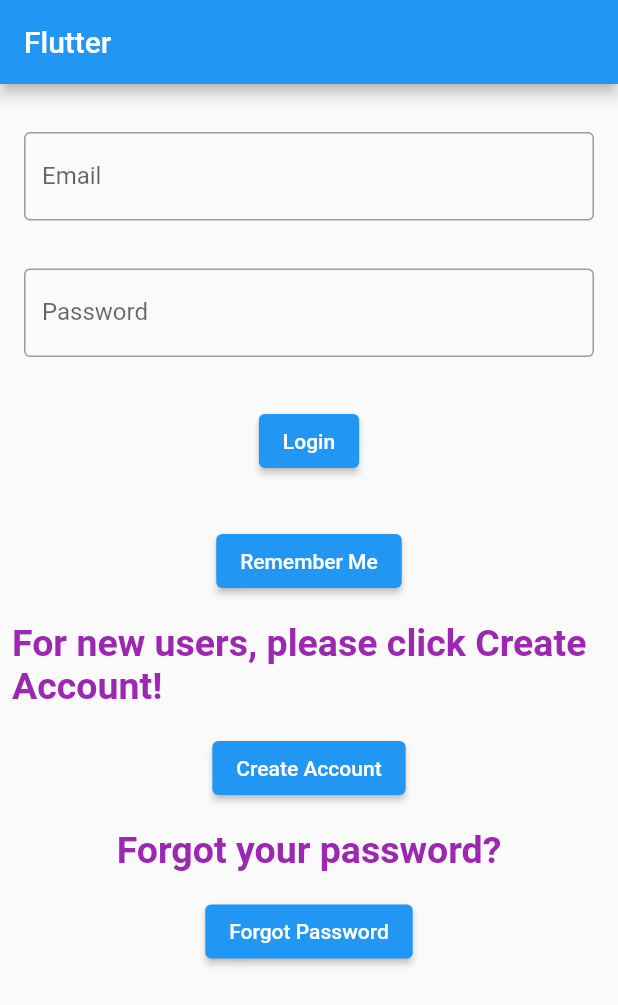
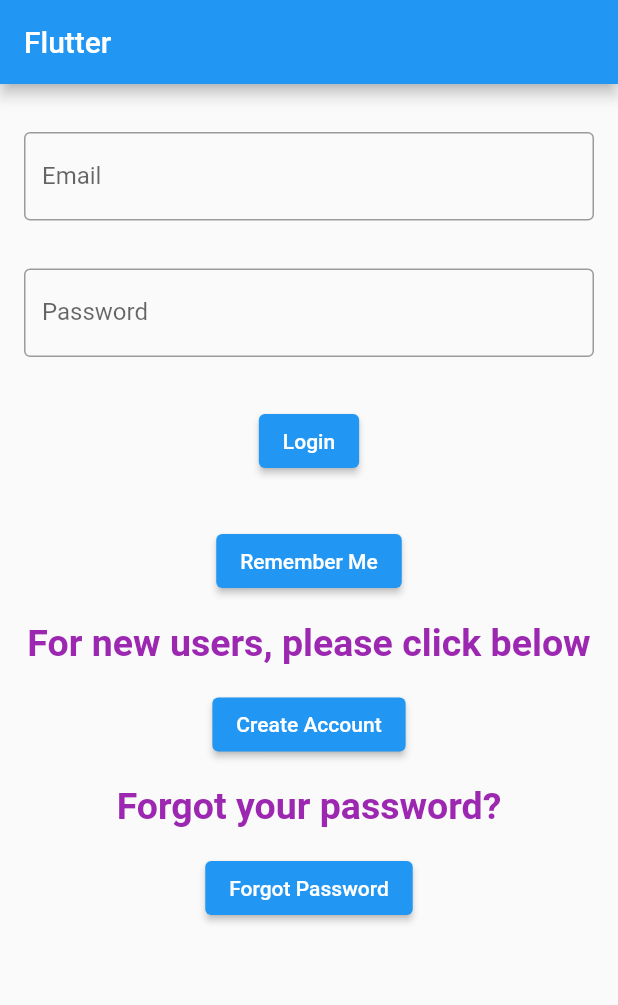
Before and after one commit to straymiko/vocaal, a Flutter app: the screen it shows after launch, on a phone screen of 412 x 824 dp. Shown: the top 1005 px of the screen. Run offline on Flutter 3.47's test engine with Material 2 defaults, Android fonts, the light colour scheme and no system bars; our stand-ins replace flutter_bluetooth_serial, shared_preferences; missing offline and left inert: flutter_speech.

Commit message:
initial run

```diff
--- a/lib/login.dart
+++ b/lib/login.dart
@@ -119,7 +119,7 @@ class _LoginState extends State<Login> {
                 text: TextSpan(
                   children: <TextSpan>[
                     TextSpan(
-                      text: "For new users, please click Create Account!",
+                      text: "For new users, please click below",
                       style: TextStyle(color: Colors.purple, fontSize: 25, fontWeight: FontWeight.bold)
                     )
                   ]
```
